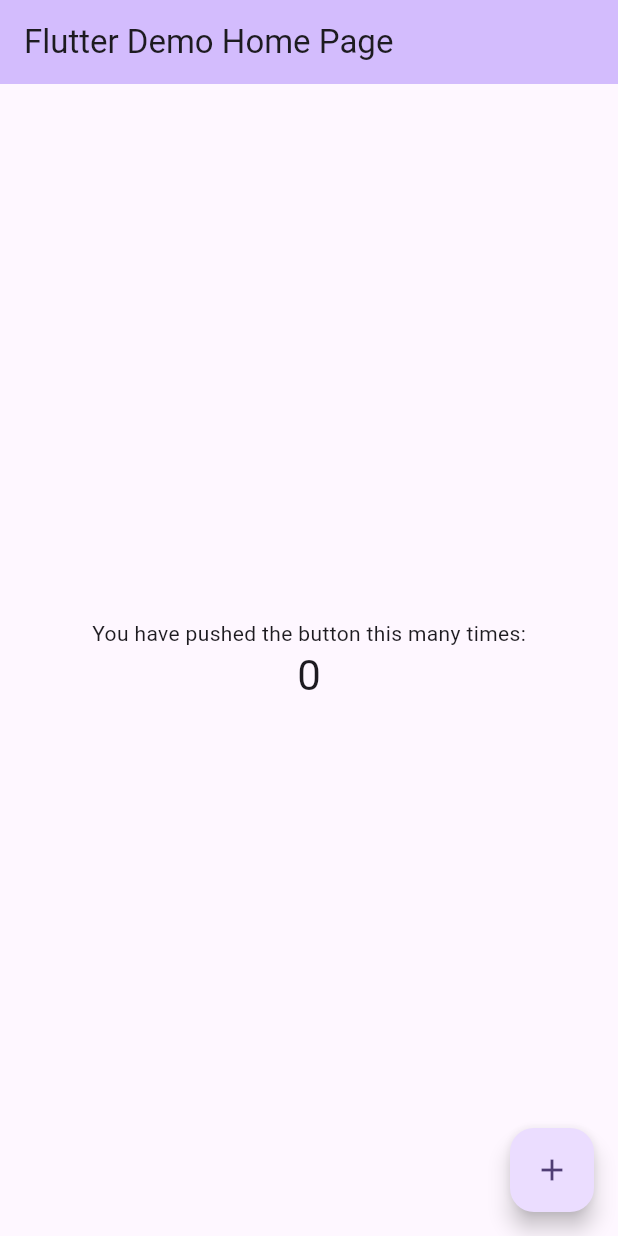
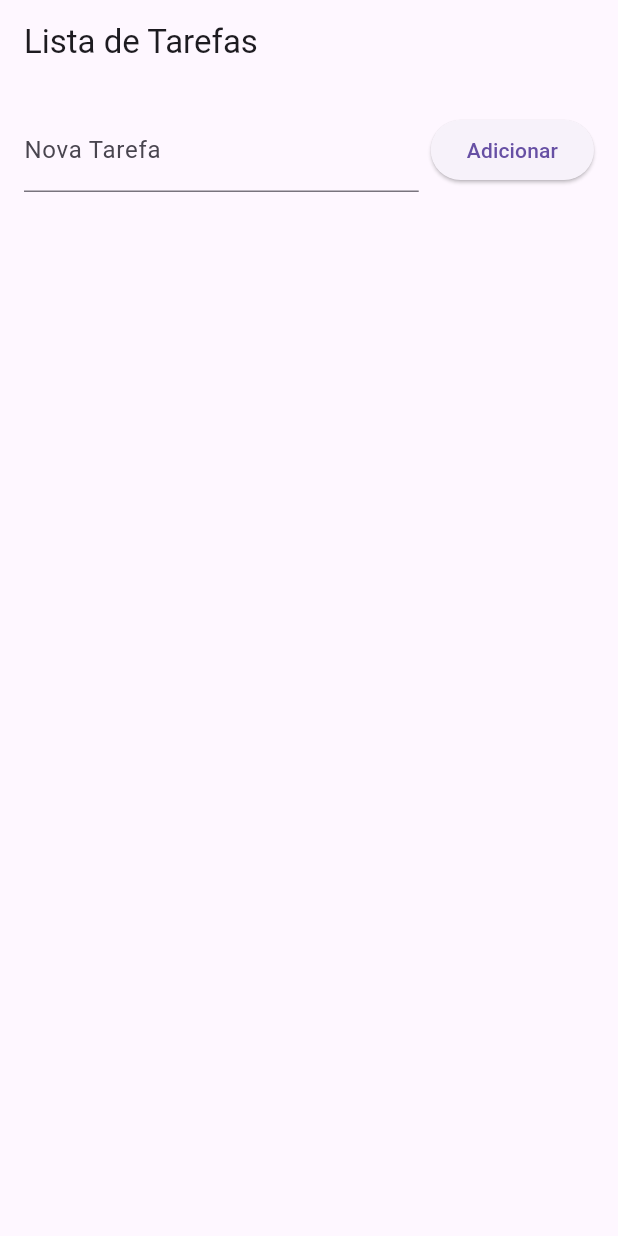
Before and after one commit to Matheus-Pinheiro1/Estudos_Flutter, a Flutter app: the screen it shows after launch, on a phone screen of 412 x 824 dp. Run offline on Flutter 3.47's test engine with Material 3 defaults, Android fonts, the phone set to English and light mode, and no system bars.

Commit message:
Adiciona a classe Task e a tela de tarefas

```diff
--- a/ex_05_lista_de_tarefas/lib/main.dart
+++ b/ex_05_lista_de_tarefas/lib/main.dart
@@ -1,4 +1,5 @@
 import 'package:flutter/material.dart';
+import 'models/task.dart';
 
 void main() {
   runApp(const MyApp());
@@ -10,55 +11,70 @@ class MyApp extends StatelessWidget {
   @override
   Widget build(BuildContext context) {
     return MaterialApp(
-      title: 'Flutter Demo',
-      theme: ThemeData(colorScheme: .fromSeed(seedColor: Colors.deepPurple)),
-      home: const MyHomePage(title: 'Flutter Demo Home Page'),
+      debugShowCheckedModeBanner: false,
+      title: 'Lista de Tarefas',
+      home: Taskpage(),
     );
   }
 }
 
-class MyHomePage extends StatefulWidget {
-  const MyHomePage({super.key, required this.title});
-
-  final String title;
+class Taskpage extends StatefulWidget {
+  const Taskpage({super.key});
 
   @override
-  State<MyHomePage> createState() => _MyHomePageState();
+  State<Taskpage> createState() => _TaskpageState();
 }
 
-class _MyHomePageState extends State<MyHomePage> {
-  int _counter = 0;
+class _TaskpageState extends State<Taskpage> {
+  final List<Task> tasks = [];
+  final TextEditingController taskController = TextEditingController();
 
-  void _incrementCounter() {
+  void addTask (){
+    final String title = taskController.text.trim();
+
+    if (title.isEmpty) {
+      return;
+    }
     setState(() {
-      _counter++;
+      tasks.add(Task(title: title));
+      taskController.clear();
     });
+
+  }
+
+  @override
+  void dispose() {
+    taskController.dispose();
+    super.dispose();
   }
 
   @override
   Widget build(BuildContext context) {
     return Scaffold(
       appBar: AppBar(
-        backgroundColor: Theme.of(context).colorScheme.inversePrimary,
-
-        title: Text(widget.title),
+        title: const Text('Lista de Tarefas'),
       ),
-      body: Center(
+      body: Padding(
+        padding: const EdgeInsets.all(16),
         child: Column(
-          mainAxisAlignment: .center,
-          children: [
-            const Text('You have pushed the button this many times:'),
-            Text(
-              '$_counter',
-              style: Theme.of(context).textTheme.headlineMedium,
-            ),
-          ],
+          children: [ Row(
+            children: [
+              Expanded(child: TextField(
+                controller: taskController,
+                decoration: const InputDecoration(
+                  labelText: 'Nova Tarefa',
+                ),
+              ),
+              ),
+              const SizedBox(width: 8),
+              ElevatedButton(
+                onPressed: addTask,
+                child: const Text('Adicionar'),
+              ),
+            ],
+          )
+          ]
         ),
-      ),
-      floatingActionButton: FloatingActionButton(
-        onPressed: _incrementCounter,
-        tooltip: 'Increment',
-        child: const Icon(Icons.add),
       ),
     );
   }
```
